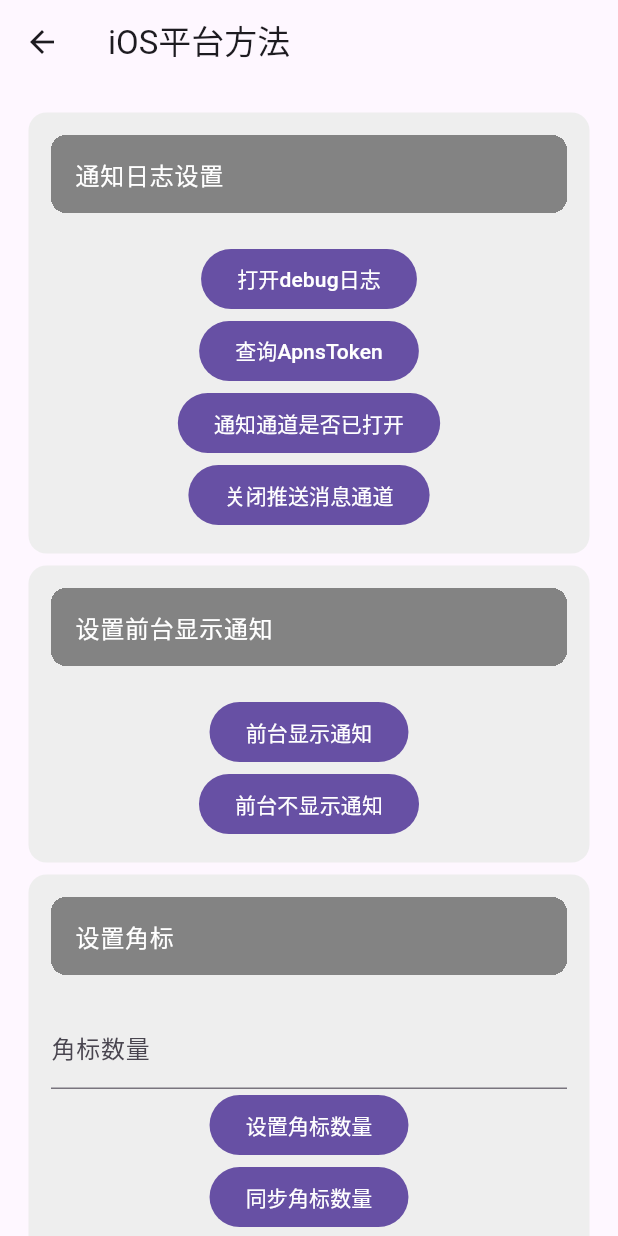
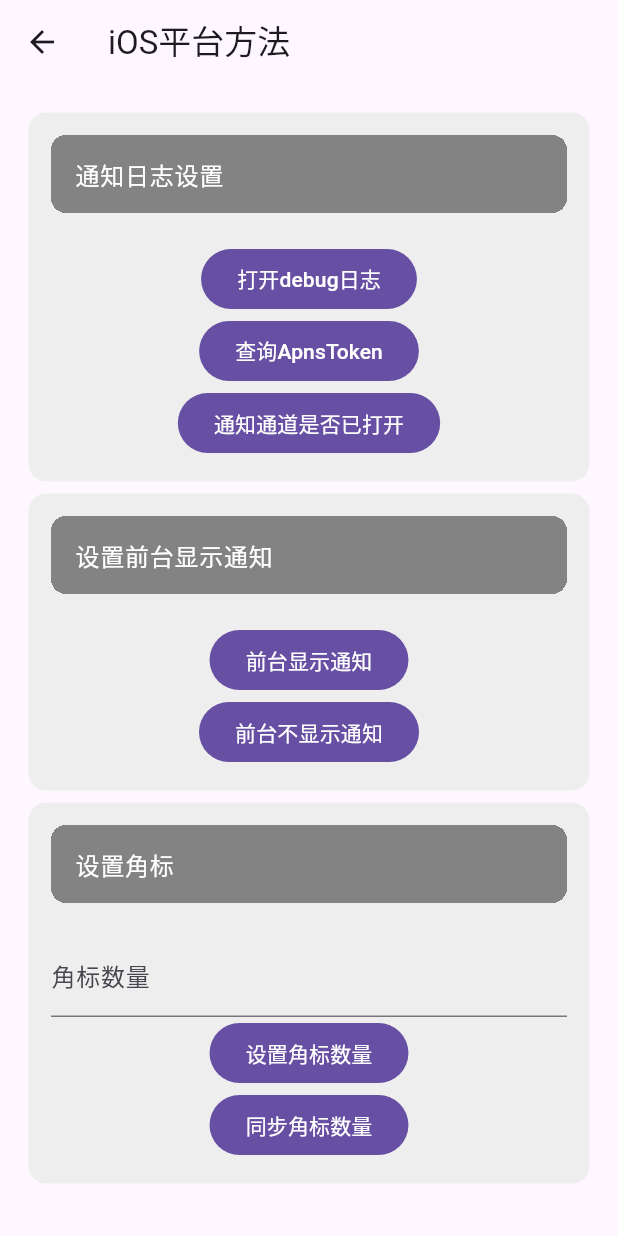
Before and after one commit to OpenMindOpenWorld/aliyun-push-flutter-plugin, a Flutter app: the screen it shows after launch, after a tap on "iOS特定方法", on a phone screen of 412 x 824 dp. Run offline on Flutter 3.47's test engine with Material 3 defaults, Android fonts, the phone set to English and light mode, and no system bars; our stand-ins replace dropdown_button2, plugin_platform_interface; missing offline and left inert: material_dialogs.

Commit message:
chore: 移除关闭推送消息通道的按钮

```diff
--- a/example/lib/ios.dart
+++ b/example/lib/ios.dart
@@ -68,19 +68,6 @@ class _IOSPageState extends BaseState<IOSPage> {
         }
       },
       child: const Text('通知通道是否已打开'),
-    ));
-
-    children.add(FilledButton(
-      onPressed: () async {
-        var result = await _aliyunPush.closeCCPChannel();
-        var code = result['code'];
-        if (code == kAliyunPushSuccessCode) {
-          showOkDialog('关闭推送消息通道成功');
-        } else {
-          showErrorDialog('关闭推送消息通道失败');
-        }
-      },
-      child: const Text('关闭推送消息通道'),
     ));
 
     return cardBuilder(Column(children: children));
```
